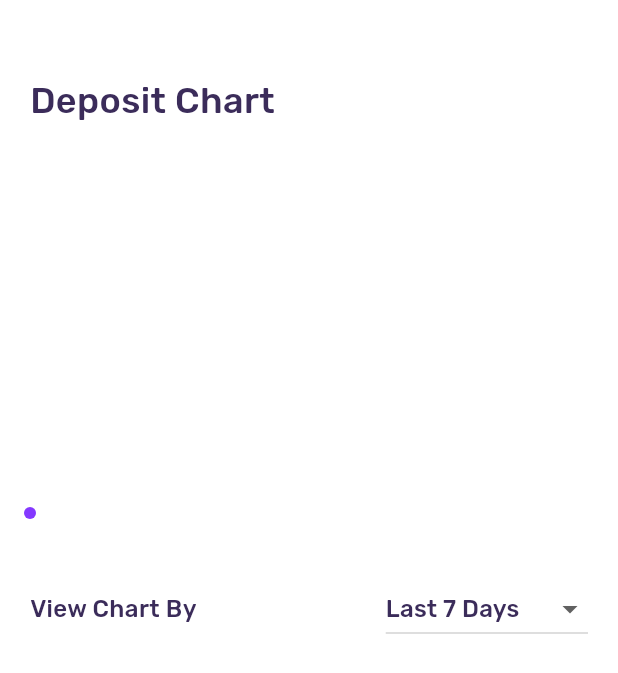
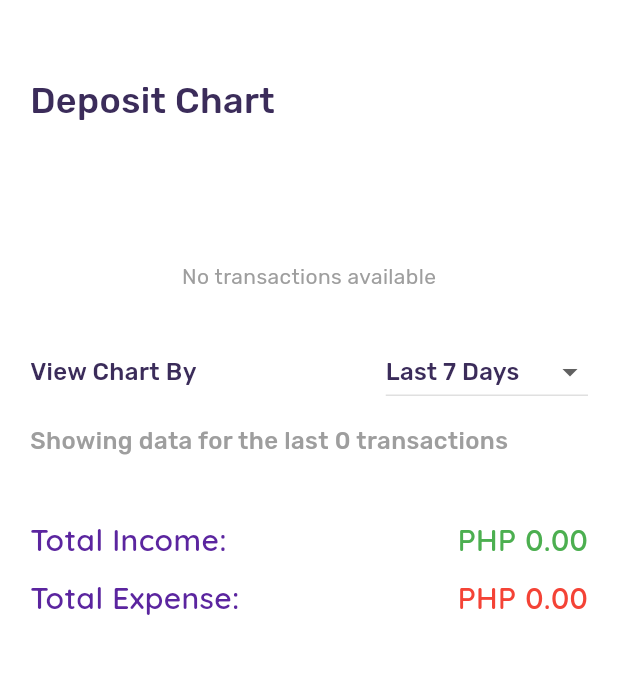
Before and after one commit to Jedybox/jetbucks, a Flutter app: the ChartTab widget shown alone on an empty page, opened directly, on a phone screen of 412 x 824 dp. Shown: the top 673 px of the screen. Run offline on Flutter 3.47's test engine with Material 3 defaults, Android fonts, the light colour scheme and no system bars; drawn by our look-alikes of fl_chart; our stand-ins replace connectivity_plus, dio, google_fonts, localstorage; network calls fail.

Commit message:
Refactor UserProvider to streamline transaction handling; remove unused transaction lists and add daily transaction aggregation; update ChartTab to reflect changes in data structure and improve UI responsiveness.

```diff
--- a/lib/charter/chart.dart
+++ /dev/null
@@ -1,90 +0,0 @@
-import 'package:flutter/material.dart';
-import 'package:fl_chart/fl_chart.dart';
-import 'package:google_fonts/google_fonts.dart';
-import 'package:jetbucks/tabs/walletTab.dart';
-import 'package:localstorage/localstorage.dart';
-import 'package:provider/provider.dart';
-
-import 'package:jetbucks/providers/User.dart';
-
-class ChartGraph extends StatefulWidget {
-  final List<FlSpot> flSpots;
-  final List<Map<String, dynamic>> spots;
-
-  const ChartGraph({super.key, required this.flSpots, required this.spots});
-
-  @override
-  State<ChartGraph> createState() =>
-      _ChartGraphState(flSpots: flSpots, spots: spots);
-}
-
-class _ChartGraphState extends State<ChartGraph> {
-  final List<FlSpot> flSpots;
-  final List<Map<String, dynamic>> spots;
-
-  _ChartGraphState({required this.flSpots, required this.spots});
-
-  @override
-  Widget build(BuildContext context) {
-    return LineChart(
-      LineChartData(
-        gridData: FlGridData(show: false),
-        titlesData: FlTitlesData(show: false),
-        borderData: FlBorderData(show: false),
-        lineBarsData: [
-          LineChartBarData(
-            spots: flSpots.isNotEmpty ? flSpots : [FlSpot(0, 0)],
-            isCurved: true,
-            color: const Color.fromARGB(255, 132, 56, 255),
-            barWidth: 2,
-            belowBarData: BarAreaData(
-              show: true,
-              gradient: LinearGradient(
-                begin: Alignment.topCenter,
-                end: Alignment.bottomCenter,
-                colors: [
-                  Color.fromARGB(255, 132, 56, 255), // near line
-                  Colors.transparent, // far from line
-                ],
-                stops: [0.0, 1.0], // fade out distance
-              ),
-            ),
-          ),
-        ],
-        lineTouchData: LineTouchData(
-          enabled: true,
-          handleBuiltInTouches: true,
-          getTouchedSpotIndicator: (
-            LineChartBarData barData,
-            List<int> spotIndexes,
-          ) {
-            // Return an empty list = no indicator lines
-            return spotIndexes.map((index) => null).toList();
-          },
-          touchTooltipData: LineTouchTooltipData(
-            fitInsideHorizontally: true,
-            fitInsideVertically: true,
-            tooltipRoundedRadius: 8,
-            getTooltipItems: (List<LineBarSpot> touchedSpots) {
-              return touchedSpots.map((spot) {
-                final date =
-                    DateTime.parse(
-                      spots[spot.x.toInt()]['date'].toString(),
-                    ).toLocal();
-
-                return LineTooltipItem(
-                  '${spot.y} : ${date.month}/${date.day}/${date.year}',
-                  const TextStyle(
-                    color: Colors.white,
-                    fontSize: 14,
-                    fontWeight: FontWeight.w500,
-                  ),
-                );
-              }).toList();
-            },
-          ),
-        ),
-      ),
-    );
-  }
-}
--- a/lib/providers/User.dart
+++ b/lib/providers/User.dart
@@ -2,29 +2,24 @@ import 'package:flutter/foundation.dart';
 import 'package:dio/dio.dart';
 import 'package:flutter/material.dart';
 import 'package:localstorage/localstorage.dart';
+import 'package:jetbucks/tabs/walletTab.dart';
 
 class UserProvider with ChangeNotifier {
   String _username = '';
   int _userId = 0;
   double _balance = 0.00;
+  double _totalIncome = 0.00;
+  double _totalExpense = 0.00;
   List<Map<String, dynamic>> _transactions = [];
-  List<Map<String, dynamic>> _recent7daysTransactions = [];
-  List<Map<String, dynamic>> _recent4WeeksTransactions = [];
-  List<Map<String, dynamic>> _recent6MonthsTransactions = [];
-  List<Map<String, dynamic>> _recent1YearTransactions = [];
+  List<Map<String, dynamic>> _transactionsPerDay = [];
 
   String get username => _username;
   int get userId => _userId;
   double get balance => _balance;
+  double get totalIncome => _totalIncome;
+  double get totalExpense => _totalExpense;
   List<Map<String, dynamic>> get transactions => _transactions;
-  List<Map<String, dynamic>> get recent7daysTransactions =>
-      _recent7daysTransactions;
-  List<Map<String, dynamic>> get recent4WeeksTransactions =>
-      _recent4WeeksTransactions;
-  List<Map<String, dynamic>> get recent6MonthsTransactions =>
-      _recent6MonthsTransactions;
-  List<Map<String, dynamic>> get recent1YearTransactions =>
-      _recent1YearTransactions;
+  List<Map<String, dynamic>> get transactionsPerDay => _transactionsPerDay;
 
   void getUserData(String username, int userId) {
     _username = username;
@@ -52,53 +47,58 @@ class UserProvider with ChangeNotifier {
 
     final response1 = await dio.get(
       'https://jcash.onrender.com/api/v1/transactions/records',
-      queryParameters: {'userId': userId},
+      queryParameters: {'userId': _userId}, // was `userId`, now `_userId`
     );
 
-    if (response1.statusCode == 200) {
-      _transactions =
-          List<Map<String, dynamic>>.from(response1.data).reversed.toList();
+    if (response1.statusCode != 200) {
+      throw Exception('Failed to fetch transactions');
     }
 
+    _transactions =
+        List<Map<String, dynamic>>.from(response1.data).reversed.toList();
+
+    for (Map<String, dynamic> transaction in _transactions) {
+      bool income = isIncome(
+        formatTitle(transaction['transaction_type'], transaction, _userId),
+      );
+      DateTime date = DateTime.parse(transaction['transaction_date']);
+      String formattedDate = '${date.month}/${date.day}/${date.year}';
+
+      Map<String, dynamic> dayData = {
+        'date': formattedDate,
+        'amount': income ? transaction['amount'] : -transaction['amount'],
+        'transaction_type': transaction['transaction_type'],
+      };
+
+      if (_transactionsPerDay.isEmpty) {
+        _transactionsPerDay.add(dayData);
+      } else {
+        bool found = false;
+        for (int i = 0; i < _transactionsPerDay.length; i++) {
+          if (_transactionsPerDay[i]['date'] == formattedDate) {
+            _transactionsPerDay[i]['amount'] +=
+                income ? transaction['amount'] : -transaction['amount'];
+            found = true;
+            break;
+          }
+        }
+        if (!found) {
+          _transactionsPerDay.add(dayData);
+        }
+      }
+
+      if (income) {
+        _totalIncome += transaction['amount'];
+      } else {
+        _totalExpense += -transaction['amount'];
+      }
+    }
+
+    _transactionsPerDay.sort((a, b) {
+      return a['date'].compareTo(b['date']);
+    });
+
     notifyListeners();
-  }
-
-  void distributeTransactions() {
-    _recent7daysTransactions =
-        _transactions
-            .where(
-              (transaction) => DateTime.parse(
-                transaction['date'],
-              ).isAfter(DateTime.now().subtract(Duration(days: 7))),
-            )
-            .toList();
-
-    _recent4WeeksTransactions =
-        _transactions
-            .where(
-              (transaction) => DateTime.parse(
-                transaction['date'],
-              ).isAfter(DateTime.now().subtract(Duration(days: 28))),
-            )
-            .toList();
-
-    _recent6MonthsTransactions =
-        _transactions
-            .where(
-              (transaction) => DateTime.parse(
-                transaction['date'],
-              ).isAfter(DateTime.now().subtract(Duration(days: 180))),
-            )
-            .toList();
-
-    _recent1YearTransactions =
-        _transactions
-            .where(
-              (transaction) => DateTime.parse(
-                transaction['date'],
-              ).isAfter(DateTime.now().subtract(Duration(days: 365))),
-            )
-            .toList();
   }
 
   Future<void> cashIn(double amount) async {
--- a/lib/tabs/chartTab.dart
+++ b/lib/tabs/chartTab.dart
@@ -1,11 +1,8 @@
 import 'package:flutter/material.dart';
-import 'package:localstorage/localstorage.dart';
 import 'package:google_fonts/google_fonts.dart';
 import 'package:fl_chart/fl_chart.dart';
+import 'package:provider/provider.dart';
 import 'package:jetbucks/providers/User.dart';
-import 'package:provider/provider.dart';
-import 'package:jetbucks/charter/chart.dart';
-import 'package:jetbucks/tabs/walletTab.dart';
 
 class ChartTab extends StatefulWidget {
   const ChartTab({super.key});
@@ -16,8 +13,7 @@ class ChartTab extends StatefulWidget {
 
 class _ChartTabState extends State<ChartTab> {
   String dropdownValue = 'Last 7 Days';
-  late List<Map<String, dynamic>> spots = [];
-  late List<FlSpot> flSpots = [];
+  late int len;
 
   final List<String> items = [
     'Last 7 Days',
@@ -27,107 +23,222 @@ class _ChartTabState extends State<ChartTab> {
     'All Time',
   ];
 
+  bool _initialized = false;
+
   @override
-  void initState() {
-    super.initState();
-    final userProvider = Provider.of<UserProvider>(context, listen: false);
-    final transactions = userProvider.recent7daysTransactions;
-    _changeSpots(transactions);
+  void didChangeDependencies() {
+    super.didChangeDependencies();
+    if (!_initialized) {
+      final fullLength =
+          Provider.of<UserProvider>(context).transactionsPerDay.length;
+      len = fullLength < 7 ? fullLength : 7;
+      _initialized = true;
+    }
   }
 
-  void _changeSpots(List<Map<String, dynamic>> tr) {
-    setState(() {
-      var lastDate;
-
-      for (var i = 0; i < tr.length; i++) {
-        var date = DateTime.parse(
-          tr[i]['transaction_date'],
-        ).toLocal().toString().substring(0, 10);
-        var amount = tr[i]['amount'];
-        bool income = isIncome(
-          formatTitle(
-            tr[i]['transaction_type'],
-            tr[i],
-            int.parse(
-              localStorage.getItem('id') != null
-                  ? '0'
-                  : localStorage.getItem('id')!,
-            ),
-          ),
-        );
-
-        if (lastDate == null || lastDate != date) {
-          spots.add({'date': date, 'amount': income ? amount : -amount});
-          lastDate = date;
-        } else {
-          if (income) {
-            spots[spots.length - 1]['amount'] += amount;
-          } else {
-            spots[spots.length - 1]['amount'] -= amount;
-          }
-        }
-      }
-
-      for (var i = 0; i < spots.length; i++) {
-        var amount = spots[i]['amount'];
-        flSpots.add(FlSpot(i.toDouble(), amount));
-      }
-    }); // Update the state to reflect the new spots
-  }
+  TextStyle get labelStyle => GoogleFonts.rubik(
+    fontSize: 16,
+    fontWeight: FontWeight.w500,
+    color: const Color.fromARGB(255, 59, 44, 90),
+  );
 
   @override
   Widget build(BuildContext context) {
+    final userProvider = Provider.of<UserProvider>(context);
+    final hasData = userProvider.transactionsPerDay.isNotEmpty;
+
     return Padding(
-      padding: const EdgeInsets.only(top: 50.0, left: 20.0, right: 20.0),
+      padding: const EdgeInsets.symmetric(horizontal: 20.0, vertical: 50.0),
       child: Column(
         crossAxisAlignment: CrossAxisAlignment.start,
         children: [
+          Text('Deposit Chart', style: labelStyle.copyWith(fontSize: 24)),
+          const SizedBox(height: 10),
+          if (hasData)
+            AspectRatio(
+              aspectRatio: 1.5,
+              child: LineChart(
+                LineChartData(
+                  gridData: FlGridData(show: false),
+                  titlesData: FlTitlesData(show: false),
+                  borderData: FlBorderData(show: false),
+                  lineBarsData: [
+                    LineChartBarData(
+                      spots: List.generate(len, (index) {
+                        final data = userProvider.transactionsPerDay[index];
+                        return FlSpot(
+                          index.toDouble(),
+                          data['amount'].toDouble(),
+                        );
+                      }),
+                      isCurved: true,
+                      color: const Color.fromARGB(255, 91, 37, 159),
+                      belowBarData: BarAreaData(show: false),
+                      dotData: FlDotData(
+                        show: true,
+                        getDotPainter:
+                            (spot, percent, barData, index) =>
+                                FlDotCirclePainter(
+                                  radius: 4,
+                                  color: Colors.deepPurple,
+                                  strokeColor: Colors.white,
+                                  strokeWidth: 2,
+                                ),
+                      ),
+                    ),
+                  ],
+                  lineTouchData: LineTouchData(
+                    enabled: true,
+                    getTouchedSpotIndicator:
+                        (barData, indexes) =>
+                            indexes
+                                .map(
+                                  (_) => TouchedSpotIndicatorData(
+                                    FlLine(
+                                      color: Colors.transparent,
+                                      strokeWidth: 0,
+                                    ),
+                                    FlDotData(show: false),
+                                  ),
+                                )
+                                .toList(),
+                    touchTooltipData: LineTouchTooltipData(
+                      fitInsideHorizontally: true,
+                      fitInsideVertically: true,
+                      getTooltipItems: (List<LineBarSpot> touchedSpots) {
+                        return touchedSpots.map((spot) {
+                          final int index = spot.x.toInt();
+                          final String date =
+                              Provider.of<UserProvider>(
+                                context,
+                                listen: false,
+                              ).transactionsPerDay[index]['date'];
+
+                          return LineTooltipItem(
+                            '$date\nPHP${spot.y.toStringAsFixed(2)}',
+                            const TextStyle(
+                              color: Colors.white,
+                              fontWeight: FontWeight.bold,
+                            ),
+                          );
+                        }).toList();
+                      },
+                    ),
+                  ),
+                ),
+              ),
+            )
+          else
+            const Center(
+              child: Padding(
+                padding: EdgeInsets.only(top: 80.0),
+                child: Text(
+                  'No transactions available',
+                  style: TextStyle(color: Colors.grey),
+                ),
+              ),
+            ),
+          const SizedBox(height: 30),
+          Row(
+            mainAxisAlignment: MainAxisAlignment.spaceBetween,
+            children: [
+              Text('View Chart By', style: labelStyle),
+              DropdownButton<String>(
+                value: dropdownValue,
+                icon: const Icon(Icons.arrow_drop_down),
+                underline: Container(height: 1, color: Colors.grey.shade300),
+                items:
+                    items
+                        .map(
+                          (item) => DropdownMenuItem(
+                            value: item,
+                            child: Text(item, style: labelStyle),
+                          ),
+                        )
+                        .toList(),
+                onChanged: (value) {
+                  setState(() {
+                    dropdownValue = value!;
+
+                    final provider = Provider.of<UserProvider>(
+                      context,
+                      listen: false,
+                    );
+                    final fullLength = provider.transactionsPerDay.length;
+
+                    switch (value) {
+                      case 'Last 7 Days':
+                        len = fullLength < 7 ? fullLength : 7;
+                        break;
+                      case 'Last 4 Weeks':
+                        len = fullLength < 28 ? fullLength : 28;
+                        break;
+                      case 'Last 6 Months':
+                        len = fullLength < 180 ? fullLength : 180;
+                        break;
+                      case 'Last 1 Year':
+                        len = fullLength < 365 ? fullLength : 365;
+                        break;
+                      case 'All Time':
+                      default:
+                        len = fullLength;
+                        break;
+                    }
+                  });
+                },
+              ),
+            ],
+          ),
+          SizedBox(height: 10),
           Text(
-            'Deposit Chart',
-            style: GoogleFonts.rubik(
-              fontSize: 24,
-              fontWeight: FontWeight.w500,
-              color: const Color.fromARGB(255, 59, 44, 90),
-            ),
-          ),
-          const SizedBox(height: 10),
-          AspectRatio(
-            aspectRatio: 1.5,
-            child: ChartGraph(flSpots: flSpots, spots: spots),
+            'Showing data for the last $len transactions',
+            style: labelStyle.copyWith(color: Colors.grey),
           ),
           const SizedBox(height: 40),
           Row(
             mainAxisAlignment: MainAxisAlignment.spaceBetween,
             children: [
               Text(
-                'View Chart By',
-                style: GoogleFonts.rubik(
-                  fontSize: 16,
-                  fontWeight: FontWeight.w500,
-                  color: const Color.fromARGB(255, 59, 44, 90),
+                'Total Income: ',
+                style: labelStyle.copyWith(
+                  color: const Color.fromARGB(255, 91, 37, 159),
+                  fontFamily: GoogleFonts.quicksand().fontFamily,
+                  fontSize: 20,
+                  fontWeight: FontWeight.w600,
                 ),
               ),
-              DropdownButton(
-                value: dropdownValue,
-                items:
-                    items.map((String item) {
-                      return DropdownMenuItem<String>(
-                        value: item,
-                        child: Text(
-                          item,
-                          style: GoogleFonts.rubik(
-                            fontSize: 16,
-                            fontWeight: FontWeight.w500,
-                            color: const Color.fromARGB(255, 59, 44, 90),
-                          ),
-                        ),
-                      );
-                    }).toList(),
-                onChanged: (value) {
-                  setState(() {
-                    dropdownValue = value!;
-                  });
-                },
+              Text(
+                'PHP ${userProvider.totalIncome.toStringAsFixed(2)}',
+                style: labelStyle.copyWith(
+                  color: Colors.green,
+                  fontFamily: GoogleFonts.quicksand().fontFamily,
+                  fontSize: 20,
+                  fontWeight: FontWeight.w600,
+                ),
+              ),
+            ],
+          ),
+          const SizedBox(height: 10),
+          Row(
+            mainAxisAlignment: MainAxisAlignment.spaceBetween,
+            children: [
+              Text(
+                'Total Expense: ',
+                style: labelStyle.copyWith(
+                  color: const Color.fromARGB(255, 91, 37, 159),
+                  fontFamily: GoogleFonts.quicksand().fontFamily,
+                  fontSize: 20,
+                  fontWeight: FontWeight.w600,
+                ),
+              ),
+              Text(
+                'PHP ${userProvider.totalIncome.toStringAsFixed(2)}',
+                style: labelStyle.copyWith(
+                  color: Colors.red,
+                  fontFamily: GoogleFonts.quicksand().fontFamily,
+                  fontSize: 20,
+                  fontWeight: FontWeight.w600,
+                ),
               ),
             ],
           ),
```
